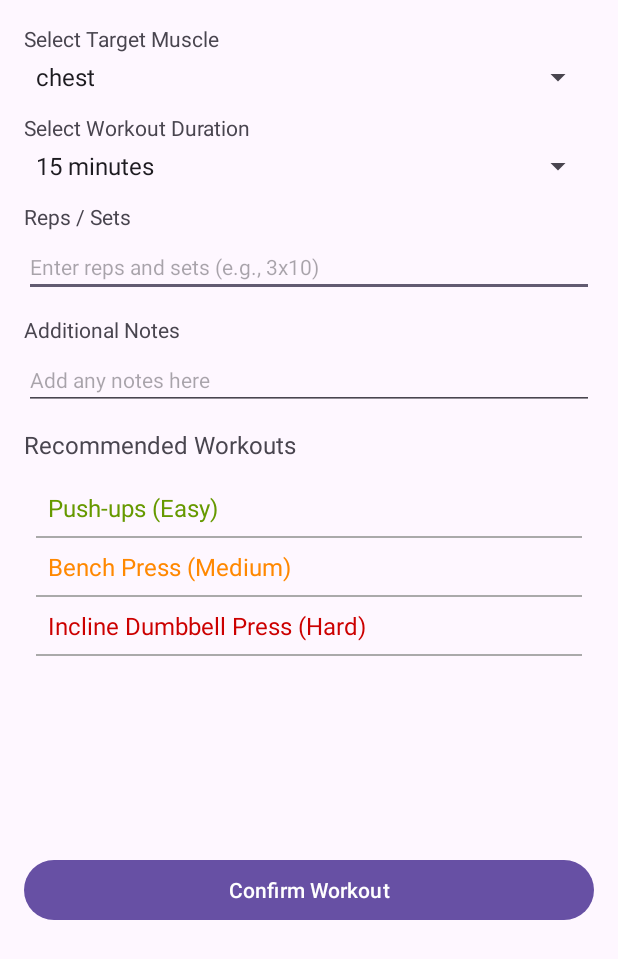
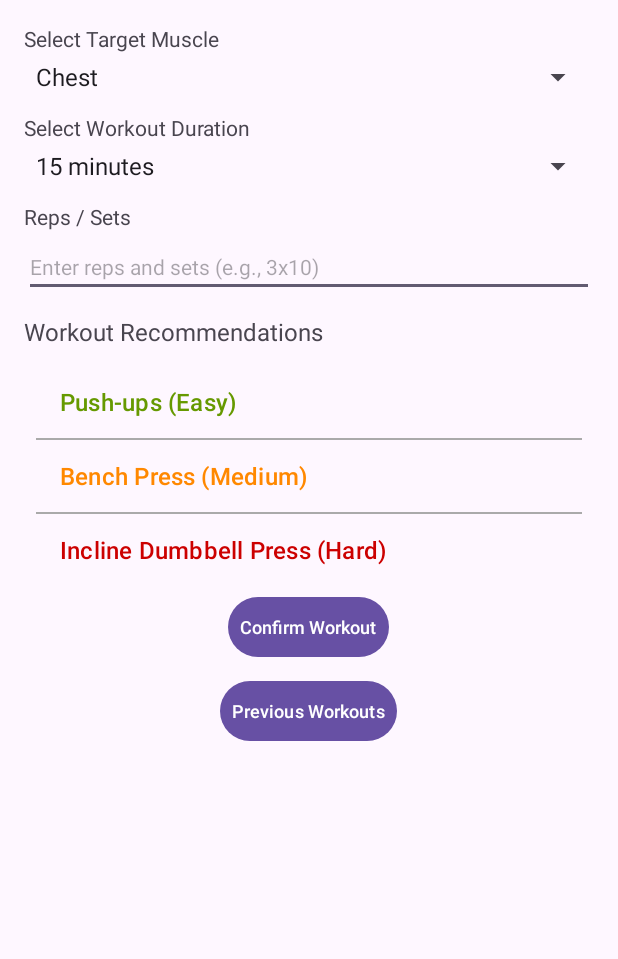
Before and after one commit to kar5252/CMSC-434-Health-App, an Android app: the fragment Workout shown on its own in the app's theme, after a tap on "Confirm Workout", on a phone screen of 412 x 824 dp. Shown: the top 959 px of the screen. Run offline under Robolectric (Android 15) with nearby library versions, the phone set to English and light mode, and no system bars.

Commit message:
workout table implemented

```diff
--- a/app/src/main/AndroidManifest.xml
+++ b/app/src/main/AndroidManifest.xml
@@ -3,6 +3,7 @@
     xmlns:tools="http://schemas.android.com/tools">
 
     <application
+        android:enableOnBackInvokedCallback="true"
         android:allowBackup="true"
         android:dataExtractionRules="@xml/data_extraction_rules"
         android:fullBackupContent="@xml/backup_rules"
--- a/app/src/main/java/com/example/test4/Workout.java
+++ b/app/src/main/java/com/example/test4/Workout.java
@@ -6,6 +6,7 @@ import android.view.View;
 import android.view.ViewGroup;
 import android.widget.ArrayAdapter;
 import android.widget.Button;
+import android.widget.EditText;
 import android.widget.ListView;
 import android.widget.Spinner;
 import android.widget.TextView;
@@ -14,43 +15,50 @@ import android.widget.Toast;
 import androidx.annotation.NonNull;
 import androidx.annotation.Nullable;
 import androidx.fragment.app.Fragment;
+import androidx.fragment.app.FragmentTransaction;
+import androidx.viewpager2.widget.ViewPager2;
 
 import java.util.ArrayList;
 import java.util.HashMap;
 import java.util.List;
 import java.util.Map;
+import com.google.android.material.tabs.TabLayout;
 
 public class Workout extends Fragment {
 
+    private static final List<String> workoutHistory = new ArrayList<>();
+
+    @Nullable
     @Override
-    public View onCreateView(LayoutInflater inflater, ViewGroup container,
-                             Bundle savedInstanceState) {
+    public View onCreateView(@NonNull LayoutInflater inflater, @Nullable ViewGroup container, @Nullable Bundle savedInstanceState) {
         View view = inflater.inflate(R.layout.fragment_workout, container, false);
 
         Spinner muscleDropdown = view.findViewById(R.id.muscleDropdown);
         Spinner durationDropdown = view.findViewById(R.id.durationDropdown);
+        EditText repsSetsInput = view.findViewById(R.id.repsSetsInput);
         ListView workoutListView = view.findViewById(R.id.workoutListView);
         Button confirmWorkoutButton = view.findViewById(R.id.confirmWorkoutButton);
+        Button previousWorkoutsButton = view.findViewById(R.id.previousWorkoutsButton);
 
         Map<String, List<String>> workoutData = new HashMap<>();
-        workoutData.put("chest", new ArrayList<String>() {{
+        workoutData.put("Chest", new ArrayList<String>() {{
             add("Push-ups (Easy)");
             add("Bench Press (Medium)");
             add("Incline Dumbbell Press (Hard)");
         }});
-        workoutData.put("legs", new ArrayList<String>() {{
+        workoutData.put("Legs", new ArrayList<String>() {{
             add("Bodyweight Squats (Easy)");
             add("Lunges (Medium)");
             add("Barbell Squats (Hard)");
         }});
-        workoutData.put("back", new ArrayList<String>() {{
+        workoutData.put("Back", new ArrayList<String>() {{
             add("Pull-ups (Easy)");
             add("Lat Pulldown (Medium)");
             add("Deadlift (Hard)");
         }});
 
         List<String> muscleGroups = new ArrayList<>(workoutData.keySet());
-        ArrayAdapter<String> muscleAdapter = new ArrayAdapter<>(getContext(),
+        ArrayAdapter<String> muscleAdapter = new ArrayAdapter<>(requireContext(),
                 android.R.layout.simple_spinner_item, muscleGroups);
         muscleAdapter.setDropDownViewResource(android.R.layout.simple_spinner_dropdown_item);
         muscleDropdown.setAdapter(muscleAdapter);
@@ -61,7 +69,7 @@ public class Workout extends Fragment {
         durations.add("45 minutes");
         durations.add("60 minutes");
 
-        ArrayAdapter<String> durationAdapter = new ArrayAdapter<>(getContext(),
+        ArrayAdapter<String> durationAdapter = new ArrayAdapter<>(requireContext(),
                 android.R.layout.simple_spinner_item, durations);
         durationAdapter.setDropDownViewResource(android.R.layout.simple_spinner_dropdown_item);
         durationDropdown.setAdapter(durationAdapter);
@@ -84,10 +92,33 @@ public class Workout extends Fragment {
         confirmWorkoutButton.setOnClickListener(v -> {
             String selectedMuscle = muscleDropdown.getSelectedItem().toString();
             String selectedDuration = durationDropdown.getSelectedItem().toString();
+            String repsSets = repsSetsInput.getText().toString();
 
-            Toast.makeText(getContext(), "Workout Confirmed:\n" +
-                    "Muscle: " + selectedMuscle + "\nDuration: " + selectedDuration, Toast.LENGTH_LONG).show();
+            String workoutDetails = "Muscle: " + selectedMuscle + ", Duration: " + selectedDuration +
+                    ", Reps/Sets: " + repsSets;
+            workoutHistory.add(workoutDetails);
+
+            Toast.makeText(requireContext(), "Workout Confirmed:\n" + workoutDetails, Toast.LENGTH_LONG).show();
         });
+
+        previousWorkoutsButton.setOnClickListener(v -> {
+            ViewPager2 viewPager = requireActivity().findViewById(R.id.viewPager);
+            TabLayout tabLayout = requireActivity().findViewById(R.id.tabLayout);
+            View fragmentContainer = requireActivity().findViewById(R.id.fragmentContainer);
+
+            viewPager.setVisibility(View.GONE);
+            tabLayout.setVisibility(View.GONE);
+
+            fragmentContainer.setVisibility(View.VISIBLE);
+
+            FragmentTransaction transaction = requireActivity().getSupportFragmentManager().beginTransaction();
+            transaction.replace(R.id.fragmentContainer, new PreviousWorkouts());
+            transaction.addToBackStack(null);
+            transaction.commit();
+        });
+
+
+
 
         return view;
     }
@@ -96,7 +127,7 @@ public class Workout extends Fragment {
         private final List<String> workouts;
 
         public CustomAdapter(@NonNull List<String> workouts) {
-            super(requireContext(), R.layout.list_item_workout, workouts);
+            super(requireContext(), android.R.layout.simple_list_item_1, workouts);
             this.workouts = workouts;
         }
 
@@ -104,10 +135,10 @@ public class Workout extends Fragment {
         @Override
         public View getView(int position, @Nullable View convertView, @NonNull ViewGroup parent) {
             if (convertView == null) {
-                convertView = LayoutInflater.from(getContext()).inflate(R.layout.list_item_workout, parent, false);
+                convertView = LayoutInflater.from(getContext()).inflate(android.R.layout.simple_list_item_1, parent, false);
             }
 
-            TextView workoutItemText = convertView.findViewById(R.id.workoutItemText);
+            TextView workoutItemText = (TextView) convertView;
             String workout = workouts.get(position);
             workoutItemText.setText(workout);
 
@@ -122,4 +153,8 @@ public class Workout extends Fragment {
             return convertView;
         }
     }
+
+    public static List<String> getWorkoutHistory() {
+        return workoutHistory;
+    }
 }
--- a/app/src/main/res/layout/activity_main.xml
+++ b/app/src/main/res/layout/activity_main.xml
@@ -42,6 +42,10 @@
             android:text="Goal" />
     </com.google.android.material.tabs.TabLayout>
 
-
+    <FrameLayout
+        android:id="@+id/fragmentContainer"
+        android:layout_width="match_parent"
+        android:layout_height="match_parent"
+        android:visibility="gone" />
 
 </LinearLayout>
--- a/app/src/main/res/layout/fragment_workout.xml
+++ b/app/src/main/res/layout/fragment_workout.xml
@@ -55,22 +55,7 @@
         <TextView
             android:layout_width="wrap_content"
             android:layout_height="wrap_content"
-            android:text="Additional Notes"
-            android:textSize="14sp"
-            android:layout_marginTop="12dp"
-            android:layout_marginBottom="4dp" />
-
-        <EditText
-            android:id="@+id/notesInput"
-            android:layout_width="match_parent"
-            android:layout_height="wrap_content"
-            android:hint="Add any notes here"
-            android:textSize="14sp" />
-
-        <TextView
-            android:layout_width="wrap_content"
-            android:layout_height="wrap_content"
-            android:text="Recommended Workouts"
+            android:text="Workout Recommendations"
             android:textSize="16sp"
             android:layout_marginTop="12dp"
             android:layout_marginBottom="4dp" />
@@ -78,18 +63,30 @@
         <ListView
             android:id="@+id/workoutListView"
             android:layout_width="match_parent"
-            android:layout_height="250dp"
+            android:layout_height="150dp"
             android:divider="@android:color/darker_gray"
             android:dividerHeight="1dp"
             android:padding="8dp" />
 
         <Button
             android:id="@+id/confirmWorkoutButton"
-            android:layout_width="match_parent"
+            android:layout_width="wrap_content"
             android:layout_height="wrap_content"
             android:text="Confirm Workout"
             android:layout_marginTop="8dp"
-            android:textSize="14sp"
-            android:layout_gravity="center" />
+            android:textSize="12sp"
+            android:layout_gravity="center_horizontal"
+            android:padding="8dp" />
+
+        <Button
+            android:id="@+id/previousWorkoutsButton"
+            android:layout_width="wrap_content"
+            android:layout_height="wrap_content"
+            android:text="Previous Workouts"
+            android:textSize="12sp"
+            android:layout_gravity="center_horizontal"
+            android:padding="8dp"
+            android:layout_marginTop="8dp" />
+
     </LinearLayout>
 </ScrollView>
```
Also changed, not shown: app/src/main/java/com/example/test4/PreviousWorkouts.java (added, +43 -0 lines), app/src/main/res/layout/fragment_previous_workouts.xml (added, +24 -0 lines).
